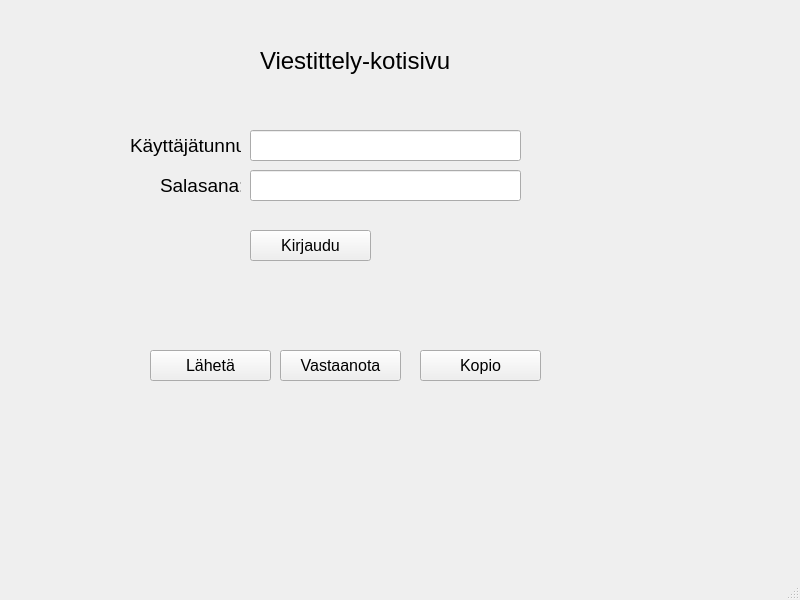
The window that Simo/ui_kotisivu.ui (SimpeLe/Viestittely-kansio) describes before a commit, drawn with Qt 5.
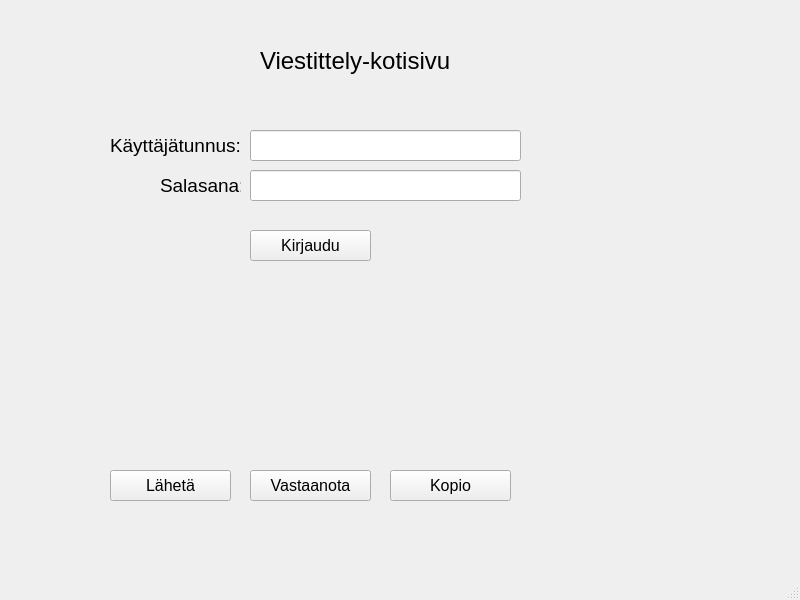
The same window after the commit. Icons and pictures are not drawn.

Commit message: ui_laheta.py, peru.jpg, ui_kotisivu.py, main.py

```diff
--- a/Simo/ui_kotisivu.ui
+++ b/Simo/ui_kotisivu.ui
@@ -35,9 +35,9 @@
    <widget class="QLabel" name="kayttaja_label_2">
     <property name="geometry">
      <rect>
-      <x>130</x>
+      <x>110</x>
       <y>130</y>
-      <width>111</width>
+      <width>131</width>
       <height>31</height>
      </rect>
     </property>
@@ -93,8 +93,8 @@
    <widget class="QPushButton" name="laheta_pushButton">
     <property name="geometry">
      <rect>
-      <x>150</x>
-      <y>350</y>
+      <x>110</x>
+      <y>470</y>
       <width>121</width>
       <height>31</height>
      </rect>
@@ -115,8 +115,8 @@
    <widget class="QPushButton" name="vastaanota_pushButton">
     <property name="geometry">
      <rect>
-      <x>280</x>
-      <y>350</y>
+      <x>250</x>
+      <y>470</y>
       <width>121</width>
       <height>31</height>
      </rect>
@@ -143,8 +143,8 @@
    <widget class="QPushButton" name="kopio_pushButton">
     <property name="geometry">
      <rect>
-      <x>420</x>
-      <y>350</y>
+      <x>390</x>
+      <y>470</y>
       <width>121</width>
       <height>31</height>
      </rect>
```
Left out of the diff: 10 changed lines with no effect on the pictures. The commit also changes 5 other files.
